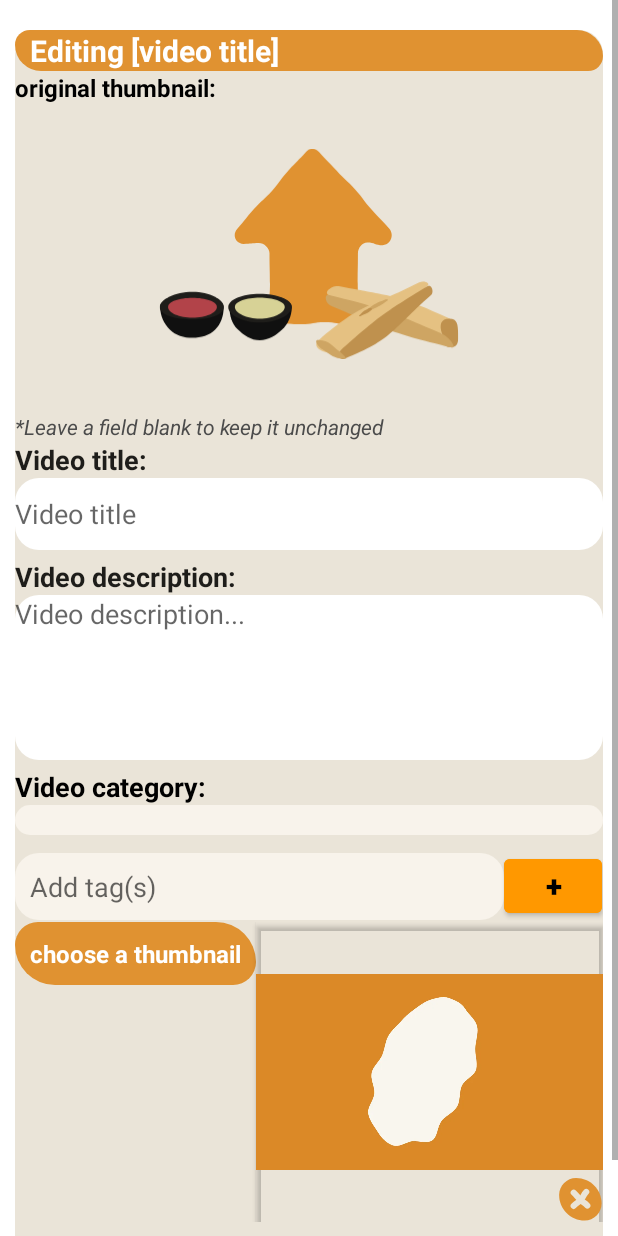
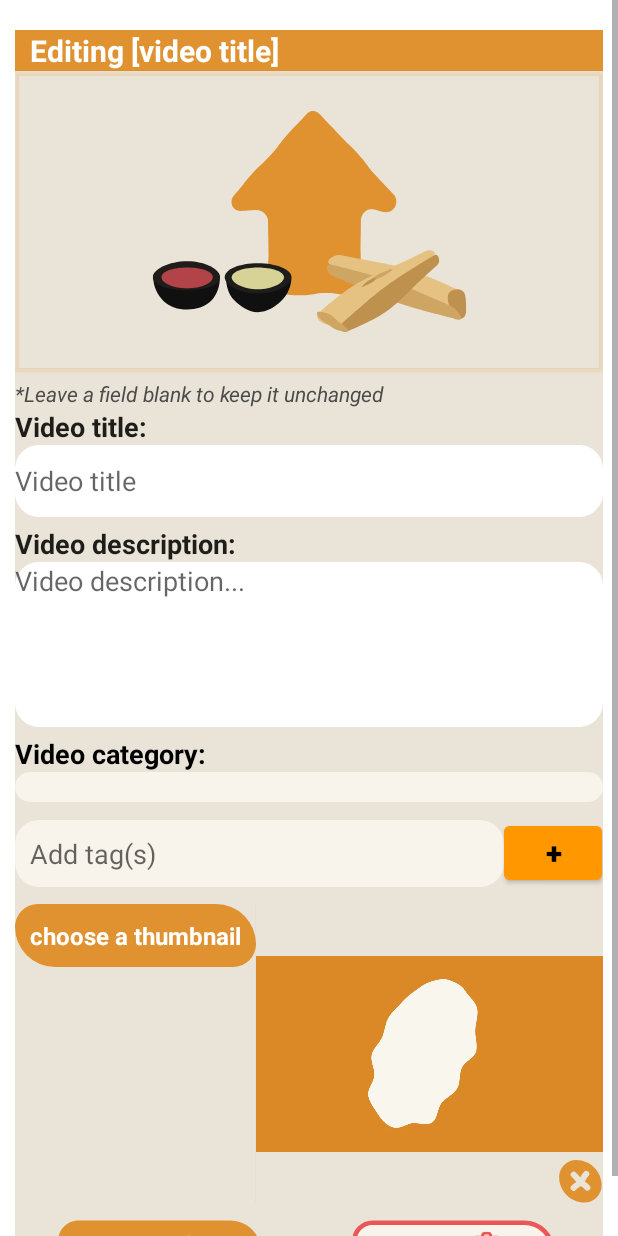
Before and after one commit to Mzhenian/CrispyCrumbsAndroid, an Android app: the fragment EditVideoFragment shown on its own in the app's theme, on a phone screen of 412 x 824 dp. Run offline under Robolectric (Android 15) with nearby library versions, the phone set to English and light mode, and no system bars; our stand-ins replace Room's generated code; network calls fail; pictures from the network do not load; 1 statement that could not run was skipped.

Commit message:
fix crush by toast outside of UI thread; upgrade edit & upload video visuals

```diff
--- a/app/src/main/java/com/example/crispycrumbs/view/EditProfileFragment.java
+++ b/app/src/main/java/com/example/crispycrumbs/view/EditProfileFragment.java
@@ -127,8 +127,8 @@ public class EditProfileFragment extends Fragment {
                     @Override
                     public void onFailure(String errorMessage) {
                         // Show error message on failure
-                        Log.e("Update user", "Update failed: " + errorMessage);
                         getActivity().runOnUiThread(() -> {
+                            Log.e("Update user", "Update failed: " + errorMessage);
                             Toast.makeText(getContext(), "Update failed: " + errorMessage, Toast.LENGTH_SHORT).show();
                         });
                     }
--- a/app/src/main/java/com/example/crispycrumbs/view/HomeFragment.java
+++ b/app/src/main/java/com/example/crispycrumbs/view/HomeFragment.java
@@ -5,19 +5,16 @@ import android.util.Log;
 import android.view.LayoutInflater;
 import android.view.View;
 import android.view.ViewGroup;
-import android.widget.ImageView;
 import android.widget.SearchView;
 import android.widget.Toast;
 
 import androidx.fragment.app.Fragment;
 import androidx.lifecycle.ViewModelProvider;
 import androidx.recyclerview.widget.LinearLayoutManager;
-import androidx.recyclerview.widget.RecyclerView;
 
 import com.example.crispycrumbs.R;
 import com.example.crispycrumbs.adapter.VideoList_Adapter;
 import com.example.crispycrumbs.dataUnit.PreviewVideoCard;
-import com.example.crispycrumbs.databinding.FragmentEditVideoBinding;
 import com.example.crispycrumbs.databinding.FragmentHomeBinding;
 import com.example.crispycrumbs.viewModel.VideoViewModel;
 
--- a/app/src/main/java/com/example/crispycrumbs/view/ProfileFragment.java
+++ b/app/src/main/java/com/example/crispycrumbs/view/ProfileFragment.java
@@ -12,7 +12,6 @@ import androidx.lifecycle.ViewModelProvider;
 import com.bumptech.glide.Glide;
 import com.example.crispycrumbs.R;
 import com.example.crispycrumbs.databinding.FragmentProfileBinding;
-import com.example.crispycrumbs.model.DataManager;
 import com.example.crispycrumbs.serverAPI.ServerAPI;
 import com.example.crispycrumbs.viewModel.ProfileViewModel;
 
@@ -21,7 +20,8 @@ public class ProfileFragment extends Fragment {
     private ProfileViewModel viewModel;
     private String userId;
 
-    public ProfileFragment() {}
+    public ProfileFragment() {
+    }
 
     public ProfileFragment(String userId) {
         this.userId = userId;
--- a/app/src/main/java/com/example/crispycrumbs/view/SignUpFragment.java
+++ b/app/src/main/java/com/example/crispycrumbs/view/SignUpFragment.java
@@ -19,9 +19,9 @@ import android.widget.Toast;
 import androidx.fragment.app.Fragment;
 
 import com.example.crispycrumbs.R;
-import com.example.crispycrumbs.localDB.LoggedInUser;
 import com.example.crispycrumbs.dataUnit.UserItem;
 import com.example.crispycrumbs.databinding.FragmentSignUpBinding;
+import com.example.crispycrumbs.localDB.LoggedInUser;
 import com.example.crispycrumbs.model.DataManager;
 import com.example.crispycrumbs.model.UserLogic;
 
--- a/app/src/main/java/com/example/crispycrumbs/view/UploadVideoFragment.java
+++ b/app/src/main/java/com/example/crispycrumbs/view/UploadVideoFragment.java
@@ -32,7 +32,6 @@ import androidx.recyclerview.widget.LinearLayoutManager;
 import com.example.crispycrumbs.R;
 import com.example.crispycrumbs.adapter.TagsAdapter;
 import com.example.crispycrumbs.databinding.FragmentUploadVideoBinding;
-import com.example.crispycrumbs.model.DataManager;
 import com.example.crispycrumbs.viewModel.UploadVideoViewModel;
 
 import java.io.IOException;
@@ -79,6 +78,7 @@ public class UploadVideoFragment extends Fragment {
 
         tags = new ArrayList<>();
         tagsAdapter = new TagsAdapter(tags);
+        binding.rvTagsPreview.setLayoutManager(new LinearLayoutManager(getContext(), LinearLayoutManager.HORIZONTAL, false));
         binding.rvTagsPreview.setAdapter(tagsAdapter);
 
         binding.btnAddVideoTag.setOnClickListener(v -> addTag());
@@ -159,6 +159,7 @@ public class UploadVideoFragment extends Fragment {
 
         MutableLiveData<Boolean> uploadStatus = new MutableLiveData<>();
         uploadStatus.observe(getViewLifecycleOwner(), status -> {
+            MainPage.getInstance().runOnUiThread(() -> {
                 if (status) {
                     Toast.makeText(getContext(), "Video uploaded successfully", Toast.LENGTH_SHORT).show();
                     MainPage.getInstance().getSupportFragmentManager().beginTransaction().replace(R.id.fragment_container, new PlayListFragment()).addToBackStack(null).commit();
@@ -166,6 +167,7 @@ public class UploadVideoFragment extends Fragment {
                     Toast.makeText(getContext(), "Failed to upload video", Toast.LENGTH_SHORT).show();
                 }
                 enableInput(true);
+            });
         });
 
         uploadVideoViewModel.upload(videoUri, thumbnailUri, binding.etVideoTitle.getText().toString(), binding.etVideoDescription.getText().toString(), binding.spinnerCategory.getSelectedItem().toString(), tags, uploadStatus);
--- a/app/src/main/res/layout/fragment_edit_video.xml
+++ b/app/src/main/res/layout/fragment_edit_video.xml
@@ -29,57 +29,71 @@
             app:layout_constraintTop_toTopOf="parent">
 
 
+<!--            todo V1-->
+<!--            <TextView-->
+<!--                android:id="@+id/title_edit_video_edit"-->
+<!--                android:layout_width="match_parent"-->
+<!--                android:layout_height="wrap_content"-->
+<!--                android:background="@drawable/diff_round_corners_orange"-->
+<!--                android:paddingHorizontal="10dp"-->
+<!--                android:text="@string/editing_video_title"-->
+<!--                android:textColor="@color/absolute_ofek_white"-->
+<!--                android:textSize="20sp"-->
+<!--                android:textStyle="bold" />-->
+
+<!--            <TextView-->
+<!--                android:id="@+id/txt_choose_video_edit"-->
+<!--                android:layout_width="wrap_content"-->
+<!--                android:layout_height="wrap_content"-->
+<!--                android:text="@string/original_thumbnail"-->
+<!--                android:textAppearance="@style/TextAppearance.BoldText"-->
+<!--                android:textColor="@color/black"-->
+<!--                android:textSize="16sp"-->
+<!--                android:textStyle="bold" />-->
+
+<!--            <RelativeLayout-->
+<!--                android:id="@+id/choose_video_edit"-->
+<!--                android:layout_width="match_parent"-->
+<!--                android:layout_height="200dp"-->
+<!--                android:gravity="center">-->
+<!--                -->
+<!--                <ImageView-->
+<!--                    android:id="@+id/img_original_thumbail_edit"-->
+<!--                    android:layout_width="200dp"-->
+<!--                    android:layout_height="200dp"-->
+<!--                    android:layout_centerInParent="true"-->
+<!--                    android:adjustViewBounds="true"-->
+<!--                    android:clickable="false"-->
+<!--                    android:scaleType="fitCenter"-->
+<!--                    android:src="@drawable/layer_1" />-->
+<!--            </RelativeLayout>-->
+
+            <!--            todo V2-->
                         <TextView
                             android:id="@+id/title_edit_video_edit"
                             android:layout_width="match_parent"
                             android:layout_height="wrap_content"
-                android:background="@drawable/diff_round_corners_orange"
+                            android:background="@color/crispy_orange"
                             android:paddingHorizontal="10dp"
                             android:text="@string/editing_video_title"
                             android:textColor="@color/absolute_ofek_white"
                             android:textSize="20sp"
                             android:textStyle="bold" />
 
-            <TextView
-                android:id="@+id/txt_choose_video_edit"
-                android:layout_width="wrap_content"
+            <androidx.cardview.widget.CardView
+                android:layout_width="match_parent"
                 android:layout_height="wrap_content"
-                android:text="@string/original_thumbnail"
-                android:textAppearance="@style/TextAppearance.BoldText"
-                android:textColor="@color/black"
-                android:textSize="16sp"
-                android:textStyle="bold" />
-
-            <RelativeLayout
-                android:id="@+id/choose_video_edit"
-                android:layout_width="match_parent"
-                android:layout_height="200dp"
-
-                android:gravity="center">
-
-                <!--                <ProgressBar-->
-                <!--                    android:id="@+id/progress_bar_edit"-->
-                <!--                    style="?android:attr/progressBarStyleHorizontal"-->
-                <!--                    android:layout_width="0dp"-->
-                <!--                    android:layout_height="200dp"-->
-                <!--                    android:indeterminateDrawable="@android:drawable/progress_indeterminate_horizontal"-->
-                <!--                    android:progressDrawable="@android:drawable/progress_horizontal"-->
-                <!--                    android:visibility="invisible"-->
-                <!--                    app:layout_constraintBottom_toBottomOf="parent"-->
-                <!--                    app:layout_constraintEnd_toEndOf="parent"-->
-                <!--                    app:layout_constraintStart_toStartOf="parent"-->
-                <!--                    app:layout_constraintTop_toTopOf="parent" />-->
+                android:backgroundTint="@color/transparent"
+                android:outlineSpotShadowColor="@color/crispy_orange">
 
                 <ImageView
                     android:id="@+id/img_original_thumbail_edit"
-                    android:layout_width="200dp"
+                    android:layout_width="match_parent"
                     android:layout_height="200dp"
-                    android:layout_centerInParent="true"
-                    android:adjustViewBounds="true"
-                    android:clickable="false"
-                    android:scaleType="fitCenter"
+                    android:outlineSpotShadowColor="@color/crispy_orange"
+                    android:scaleType="center"
                     android:src="@drawable/layer_1" />
-            </RelativeLayout>
+            </androidx.cardview.widget.CardView>
 
             <TextView
                 android:id="@+id/textView"
@@ -167,6 +181,7 @@
                     android:background="@drawable/round_corners_white"
                     android:hint="Add tag(s)"
                     android:padding="10dp"
+                    android:singleLine="true"
                     android:textColor="@color/black" />
 
                 <Button
@@ -189,6 +204,7 @@
                 tools:layoutManager="LinearLayoutManager"
                 tools:listitem="@layout/tag_item"
                 tools:orientation="horizontal"
+                android:paddingBottom="10dp"
                 tools:spanCount="5" />
 
             <LinearLayout
@@ -213,9 +229,11 @@
 
                 <androidx.cardview.widget.CardView
                     android:layout_width="wrap_content"
-                    android:layout_height="match_parent"
+                    android:layout_height="wrap_content"
                     android:layout_weight="1"
-                    app:cardBackgroundColor="#00FFFFFF">
+                    android:outlineSpotShadowColor="@color/transparent"
+                    app:cardBackgroundColor="@color/transparent">
+                    >
 
                     <ImageView
                         android:id="@+id/thumbnailImageHolderEdit"
--- a/app/src/main/res/values/colors.xml
+++ b/app/src/main/res/values/colors.xml
@@ -36,4 +36,5 @@
     <color name="ofek_blue_light">#3C7E8C</color>
     <color name="link_blue">#0000EE</color>
     <color name="visited_link_purple">#551A8B</color>
+    <color name="transparent">#00FFFFFF</color>
 </resources>
```
Also changed, not shown: app/src/main/java/com/example/crispycrumbs/localDB/LoggedInUser.java (+4 -6 lines), app/src/main/java/com/example/crispycrumbs/repository/VideoRepository.java (+10 -0 lines), app/src/main/java/com/example/crispycrumbs/view/EditVideoFragment.java (+12 -8 lines), app/src/main/java/com/example/crispycrumbs/view/LoginFragment.java (+1 -8 lines), app/src/main/java/com/example/crispycrumbs/view/MainPage.java (+42 -47 lines), app/src/main/java/com/example/crispycrumbs/view/VideoPlayerFragment.java (+1 -11 lines), app/src/main/java/com/example/crispycrumbs/viewModel/EditVideoViewModel.java (+8 -7 lines), app/src/main/res/layout/fragment_upload_video.xml (+7 -2 lines). Lines whose indentation alone changed are shown as unchanged.
